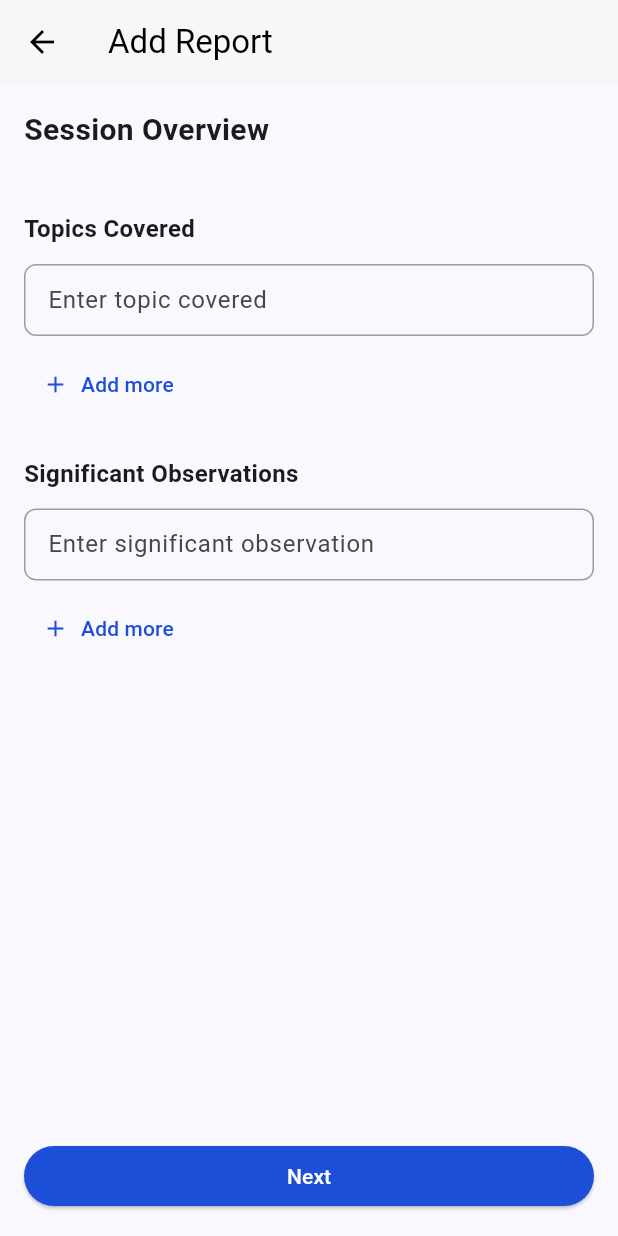
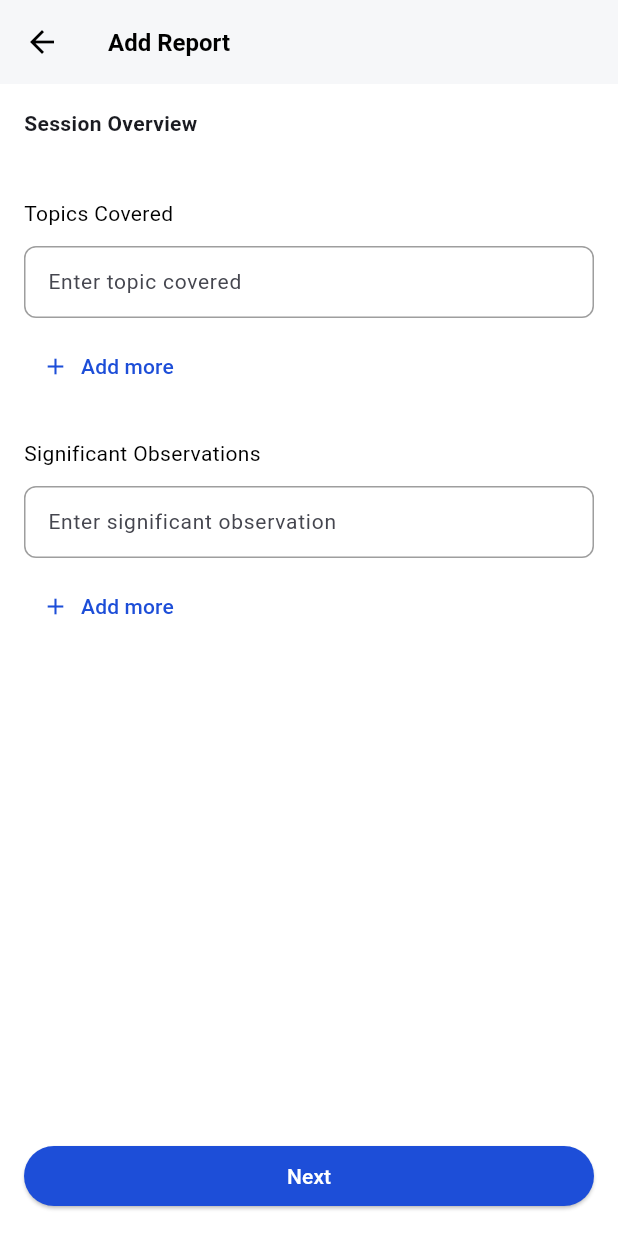
Before and after one commit to sikar16/trainer_application, a Flutter app: the ViewReportPage screen opened directly with empty values, on a phone screen of 412 x 824 dp. Run offline on Flutter 3.47's test engine with Material 3 defaults, Android fonts, the phone set to English and light mode, and no system bars; our stand-ins replace bloc, dio, equatable, file_picker, flutter_bloc, flutter_dotenv and 5 more; accounts and stored records are empty; network calls fail.

Commit message:
updating the ui for the mysession widget

```diff
--- a/lib/core/widgets/scroll_view_widget.dart
+++ b/lib/core/widgets/scroll_view_widget.dart
@@ -46,7 +46,7 @@ class ScrollViewWidget extends StatelessWidget {
               _scrollItem(
                 context,
                 icon: Icons.event_note_outlined,
-                label: "My Sessions",
+                label: "Sessions",
                 route: '/my-sessions',
               ),
               const SizedBox(width: 40),
--- a/lib/feature/training/presentation/widgets/view_report_widget.dart
+++ b/lib/feature/training/presentation/widgets/view_report_widget.dart
@@ -246,9 +246,7 @@ class _ViewReportPageState extends State<ViewReportPage> {
           ? (context.read<SessionReportBloc>().state as FilesUpdated).files
                 .map(
                   (file) => {
-                    'reportFileTypeId':
-                        file['typeId'] ??
-                        '3fa85f64-5717-4562-b3fc-2c963f66afa6',
+                    'reportFileTypeId': file['typeId'],
                     'file': file['path'] ?? file['name'] ?? '',
                   },
                 )
@@ -292,9 +290,18 @@ class _ViewReportPageState extends State<ViewReportPage> {
               : null;
 
           return Scaffold(
+            backgroundColor: Colors.white,
             appBar: AppBar(
-              title: Text(hasReport ? 'View Session Report' : 'Add Report'),
+              title: Text(
+                hasReport ? 'View Session Report' : 'Add Report',
+                style: TextStyle(
+                  fontSize: 16,
+                  color: Colors.black,
+                  fontWeight: FontWeight.w600,
+                ),
+              ),
               backgroundColor: Colors.white,
+              centerTitle: false,
               foregroundColor: Colors.black,
               elevation: 1,
             ),
@@ -377,7 +384,7 @@ class _ViewReportPageState extends State<ViewReportPage> {
         children: [
           const Text(
             "Session Overview",
-            style: TextStyle(fontSize: 20, fontWeight: FontWeight.bold),
+            style: TextStyle(fontSize: 14, fontWeight: FontWeight.bold),
           ),
           const SizedBox(height: 40),
 
@@ -419,10 +426,7 @@ class _ViewReportPageState extends State<ViewReportPage> {
     return Column(
       crossAxisAlignment: CrossAxisAlignment.start,
       children: [
-        Text(
-          title,
-          style: const TextStyle(fontSize: 16, fontWeight: FontWeight.w600),
-        ),
+        Text(title, style: const TextStyle(fontSize: 14, color: Colors.black)),
         const SizedBox(height: 12),
         ...controllers.asMap().entries.map((entry) {
           int index = entry.key;
@@ -445,12 +449,14 @@ class _ViewReportPageState extends State<ViewReportPage> {
                       child: TextField(
                         controller: controller,
                         readOnly: hasReport,
+                        style: const TextStyle(fontSize: 14),
                         decoration: InputDecoration(
                           border: OutlineInputBorder(
                             borderRadius: BorderRadius.circular(8),
                           ),
                           contentPadding: const EdgeInsets.all(12),
                           hintText: hasReport ? null : hintText,
+                          hintStyle: const TextStyle(fontSize: 14),
                           errorText: showError ? validationMessage : null,
                           errorStyle: const TextStyle(
                             color: Colors.red,
@@ -504,7 +510,7 @@ class _ViewReportPageState extends State<ViewReportPage> {
         children: [
           const Text(
             "Learner Feedback and Satisfaction",
-            style: TextStyle(fontSize: 20, fontWeight: FontWeight.bold),
+            style: TextStyle(fontSize: 14, fontWeight: FontWeight.bold),
           ),
           const SizedBox(height: 40),
 
@@ -573,7 +579,7 @@ class _ViewReportPageState extends State<ViewReportPage> {
         children: [
           const Text(
             "Self-Reflection on Teaching Practices",
-            style: TextStyle(fontSize: 20, fontWeight: FontWeight.bold),
+            style: TextStyle(fontSize: 14, fontWeight: FontWeight.bold),
           ),
           const SizedBox(height: 40),
 
@@ -631,7 +637,7 @@ class _ViewReportPageState extends State<ViewReportPage> {
         children: [
           const Text(
             "Recommendations",
-            style: TextStyle(fontSize: 20, fontWeight: FontWeight.bold),
+            style: TextStyle(fontSize: 14, fontWeight: FontWeight.bold),
           ),
           const SizedBox(height: 40),
 
@@ -703,7 +709,7 @@ class _ViewReportPageState extends State<ViewReportPage> {
         children: [
           const Text(
             "Supporting Documents",
-            style: TextStyle(fontSize: 20, fontWeight: FontWeight.bold),
+            style: TextStyle(fontSize: 14, fontWeight: FontWeight.bold),
           ),
           const SizedBox(height: 40),
 
@@ -840,7 +846,7 @@ class _ViewReportPageState extends State<ViewReportPage> {
           ] else ...[
             const Text(
               "Attached Documents:",
-              style: TextStyle(fontSize: 16, fontWeight: FontWeight.w600),
+              style: TextStyle(fontSize: 14, fontWeight: FontWeight.w600),
             ),
             const SizedBox(height: 12),
             const Text('No documents attached'),
@@ -870,7 +876,7 @@ class _ViewReportPageState extends State<ViewReportPage> {
       children: [
         Text(
           label,
-          style: const TextStyle(fontSize: 16, fontWeight: FontWeight.w600),
+          style: const TextStyle(fontSize: 14, fontWeight: FontWeight.w600),
         ),
         const SizedBox(height: 12),
         TextField(
@@ -881,6 +887,7 @@ class _ViewReportPageState extends State<ViewReportPage> {
             border: OutlineInputBorder(borderRadius: BorderRadius.circular(8)),
             contentPadding: const EdgeInsets.all(12),
             hintText: hasReport ? null : hintText,
+            hintStyle: const TextStyle(fontSize: 14),
             errorText: showError ? validationMessage : null,
             errorStyle: const TextStyle(color: Colors.red, fontSize: 12),
             focusedBorder: OutlineInputBorder(
@@ -898,6 +905,7 @@ class _ViewReportPageState extends State<ViewReportPage> {
               ),
             ),
           ),
+          style: const TextStyle(fontSize: 14),
         ),
       ],
     );
@@ -923,7 +931,7 @@ class _ViewReportPageState extends State<ViewReportPage> {
       children: [
         Text(
           label,
-          style: const TextStyle(fontSize: 16, fontWeight: FontWeight.w600),
+          style: const TextStyle(fontSize: 14, fontWeight: FontWeight.w600),
         ),
         const SizedBox(height: 12),
         if (hasReport)
@@ -940,6 +948,7 @@ class _ViewReportPageState extends State<ViewReportPage> {
               ),
               contentPadding: const EdgeInsets.all(16),
             ),
+            style: const TextStyle(fontSize: 14),
           )
         else
           DropdownButtonFormField<int>(
@@ -950,6 +959,7 @@ class _ViewReportPageState extends State<ViewReportPage> {
               ),
               contentPadding: const EdgeInsets.all(16),
               hintText: 'Select score',
+              hintStyle: const TextStyle(fontSize: 14),
               errorText: showError ? validationMessage : null,
               errorStyle: const TextStyle(color: Colors.red, fontSize: 12),
               focusedBorder: OutlineInputBorder(
@@ -967,11 +977,15 @@ class _ViewReportPageState extends State<ViewReportPage> {
                 ),
               ),
             ),
+            style: const TextStyle(fontSize: 14),
             items: [
               for (int score = 1; score <= 5; score++)
                 DropdownMenuItem(
                   value: score,
-                  child: Text('$score - ${getText(score)}'),
+                  child: Text(
+                    '$score - ${getText(score)}',
+                    style: const TextStyle(fontSize: 14),
+                  ),
                 ),
             ],
             onChanged: onChanged,
```
Also changed, not shown: lib/feature/training/presentation/widgets/attendance_chip_widget.dart (+4 -12 lines), lib/feature/training/presentation/widgets/common_widgets.dart (+3 -10 lines), lib/feature/training/presentation/widgets/mysessions_widget.dart (+18 -25 lines), lib/feature/training/presentation/widgets/session_info_card_widget.dart (+9 -13 lines), lib/feature/training/presentation/widgets/survye_and_assessment_widget.dart (+8 -15 lines), lib/feature/training/presentation/widgets/trainee_data_table_widget.dart (+73 -37 lines), lib/feature/training/presentation/widgets/upload_id_dialog_widget.dart (+5 -6 lines), lib/feature/training/presentation/widgets/session_selection_widget.dart (line endings or trailing spaces).
